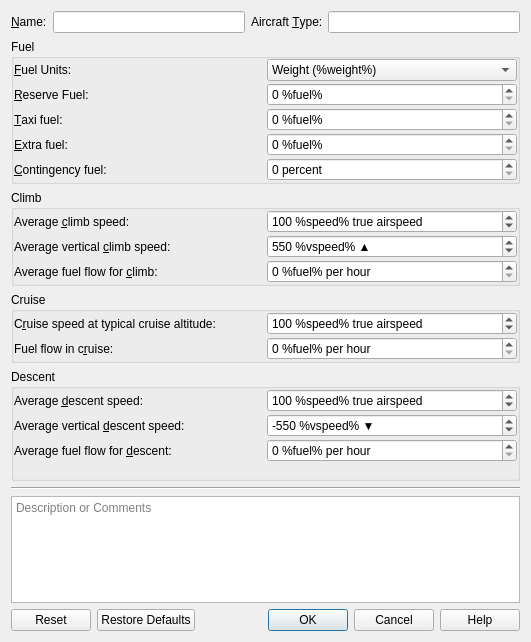
Above: src/perf/aircraftperfdialog.ui from albar965/littlenavmap before the change. Below: the same form after it.
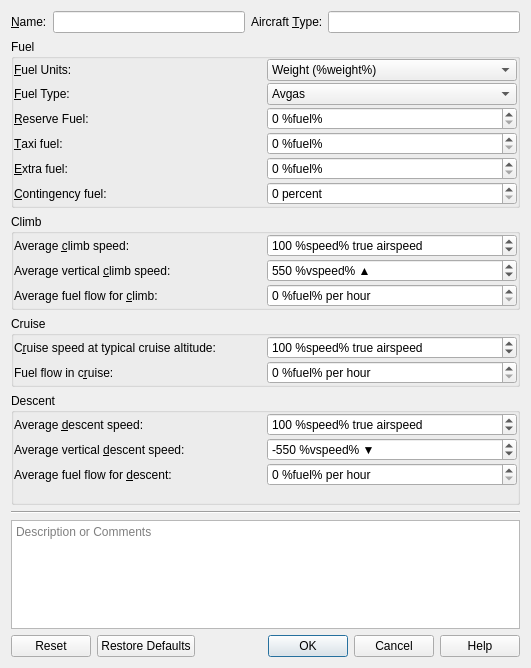
That is the form after the change.

Commit message: Changed fuel handling and display. Now always showing volume and weight in aircraft tab. Aircraft performance edit dialog now has a fuel type setting and converts fuel between weight and volume in input boxes. Flight plan table now list fuel weight and volume in separate columns. Performance collection now always uses weight and detects fuel type automatically. Fixed issue where main window title was not update after save as. Now showing error messages on top of fuel report indicating invalid values. #255

What changed in the file:
```diff
--- a/src/perf/aircraftperfdialog.ui
+++ b/src/perf/aircraftperfdialog.ui
@@ -7,7 +7,7 @@
     <x>0</x>
     <y>0</y>
     <width>531</width>
-    <height>642</height>
+    <height>668</height>
    </rect>
   </property>
   <property name="windowTitle">
@@ -93,7 +93,7 @@
         </property>
        </widget>
       </item>
-      <item row="3" column="1">
+      <item row="4" column="1">
        <widget class="QSpinBox" name="spinBoxExtraFuel">
         <property name="toolTip">
          <string>Fuel added at the discretion of the 
@@ -110,7 +110,7 @@
         </property>
        </widget>
       </item>
-      <item row="3" column="0">
+      <item row="4" column="0">
        <widget class="QLabel" name="labelCruiseExtraFuel">
         <property name="text">
          <string>&amp;Extra fuel:</string>
@@ -120,7 +120,7 @@
         </property>
        </widget>
       </item>
-      <item row="1" column="0">
+      <item row="2" column="0">
        <widget class="QLabel" name="labelReserveFuel">
         <property name="text">
          <string>&amp;Reserve Fuel:</string>
@@ -130,7 +130,7 @@
         </property>
        </widget>
       </item>
-      <item row="2" column="0">
+      <item row="3" column="0">
        <widget class="QLabel" name="labelTaxiFuel">
         <property name="text">
          <string>&amp;Taxi fuel:</string>
@@ -140,7 +140,7 @@
         </property>
        </widget>
       </item>
-      <item row="1" column="1">
+      <item row="2" column="1">
        <widget class="QSpinBox" name="spinBoxReserveFuel">
         <property name="toolTip">
          <string>Minimum fuel required to fly for 30 minutes at 1,500 feet
@@ -158,7 +158,7 @@
         </property>
        </widget>
       </item>
-      <item row="2" column="1">
+      <item row="3" column="1">
        <widget class="QSpinBox" name="spinBoxTaxiFuel">
         <property name="toolTip">
          <string>Fuel used prior to takeoff by APU, engine start and taxi</string>
@@ -174,7 +174,7 @@
         </property>
        </widget>
       </item>
-      <item row="4" column="1">
+      <item row="5" column="1">
        <widget class="QSpinBox" name="spinBoxContingencyFuel">
         <property name="toolTip">
          <string>This accounts for additional enroute fuel consumption 
@@ -192,7 +192,7 @@
         </property>
        </widget>
       </item>
-      <item row="4" column="0">
+      <item row="5" column="0">
        <widget class="QLabel" name="labelExtraCruiseFuel">
         <property name="text">
          <string>&amp;Contingency fuel:</string>
@@ -202,6 +202,30 @@
         </property>
        </widget>
       </item>
+      <item row="1" column="1">
+       <widget class="QComboBox" name="comboBoxFuelType">
+        <item>
+         <property name="text">
+          <string>Avgas</string>
+         </property>
+        </item>
+        <item>
+         <property name="text">
+          <string>Jetfuel</string>
+         </property>
+        </item>
+       </widget>
+      </item>
+      <item row="1" column="0">
+       <widget class="QLabel" name="labelFuelType">
+        <property name="text">
+         <string>&amp;Fuel Type:</string>
+        </property>
+        <property name="buddy">
+         <cstring>comboBoxFuelType</cstring>
+        </property>
+       </widget>
+      </item>
      </layout>
     </widget>
    </item>
```
Left out of the diff: 10 changed lines with no effect on the pictures. The commit also changes 10 other files.
